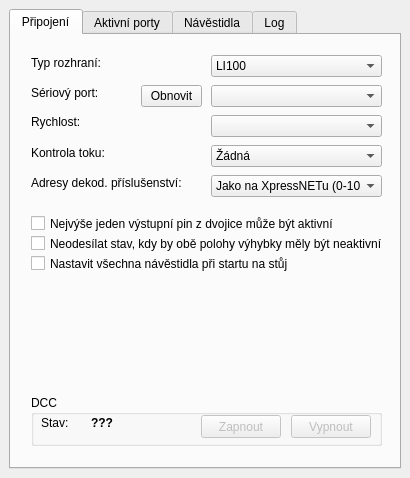
The window that form/main-window.ui (kmzbrnoI/rcs-lib-XpressNET-qt) describes before a commit, drawn with Qt 5.
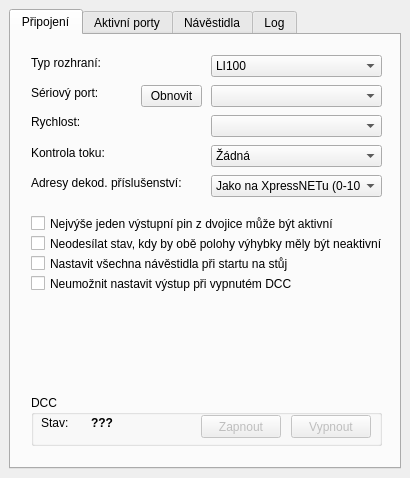
The same window after the commit.

Commit message: Allow to set whether to disable set output on DCC off.

```diff
--- a/form/main-window.ui
+++ b/form/main-window.ui
@@ -343,6 +343,19 @@
          <string>Neodesílat stav, kdy by obě polohy výhybky měly být neaktivní</string>
         </property>
        </widget>
+       <widget class="QCheckBox" name="chb_disable_set_output_off">
+        <property name="geometry">
+         <rect>
+          <x>20</x>
+          <y>240</y>
+          <width>351</width>
+          <height>17</height>
+         </rect>
+        </property>
+        <property name="text">
+         <string>Neumožnit nastavit výstup při vypnutém DCC</string>
+        </property>
+       </widget>
       </widget>
       <widget class="QWidget" name="t_activeModules">
        <attribute name="title">
```
The commit also changes 3 other files.
